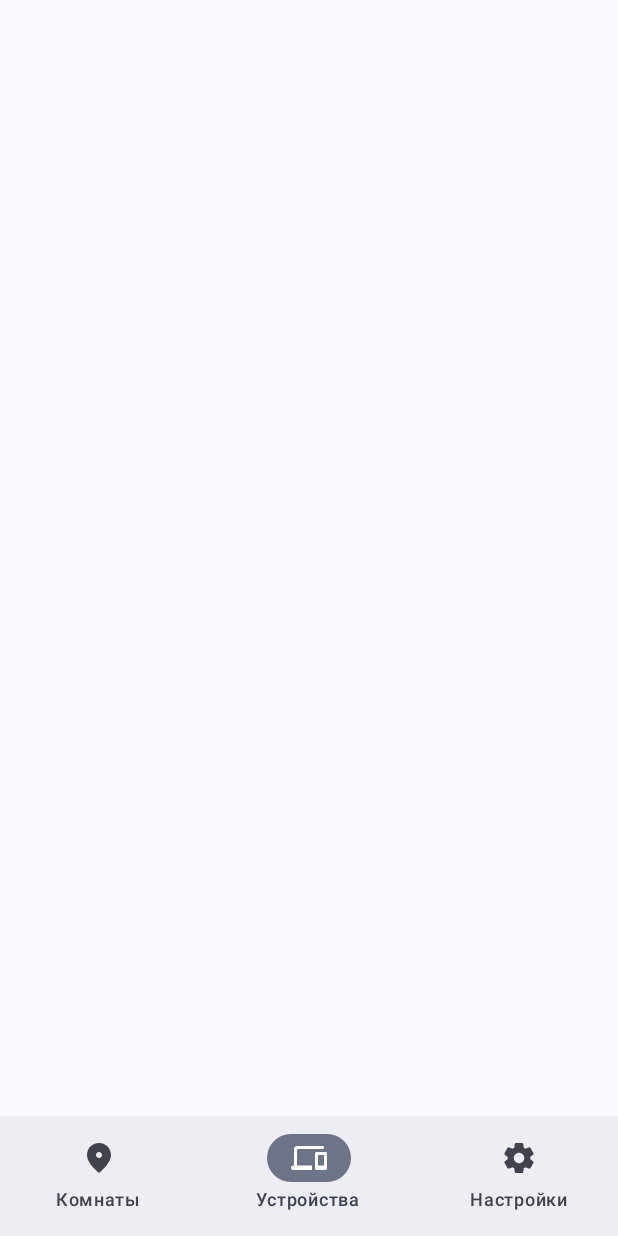
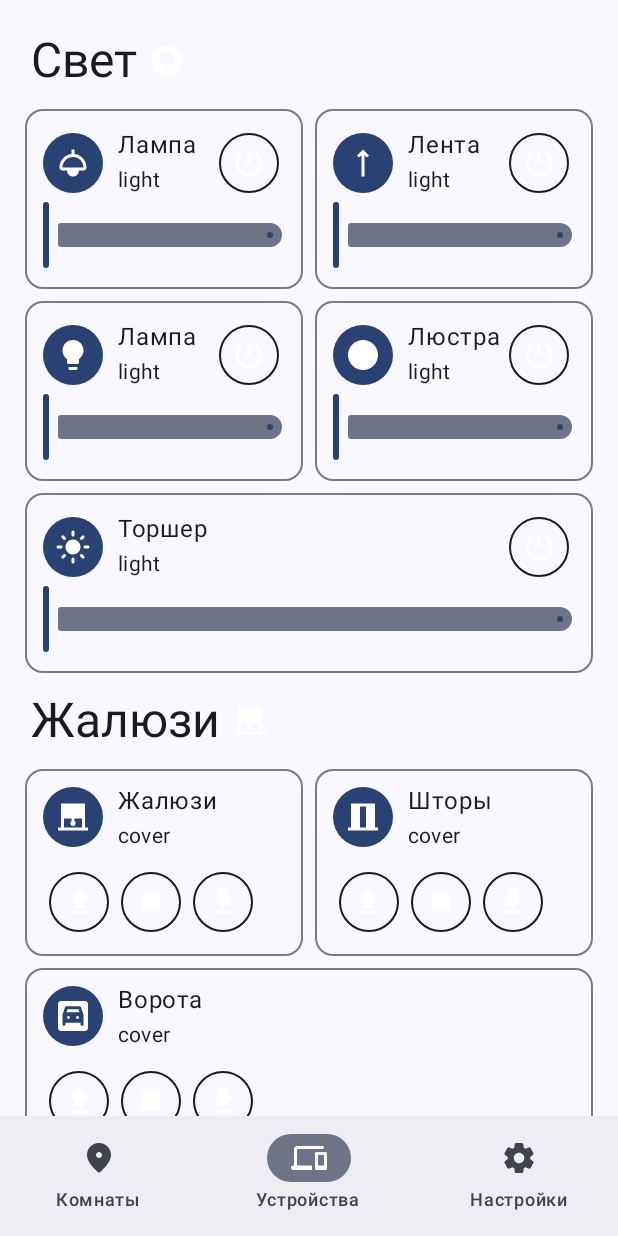
Before and after one commit to danilkis/MaterialHass, an Android app built with Jetpack Compose: the MainScreen screen opened through its navigation route, item 2 of the bottom bar chosen, on a phone screen of 412 x 824 dp. Run offline under Robolectric (Android 15) with nearby library versions, the phone set to English and light mode, and no system bars; pictures from the network do not load.

Commit message:
Работа над весами и прочим

```diff
--- a/app/src/main/java/com/example/materialhass/customcomponents/ClimateCard.kt
+++ b/app/src/main/java/com/example/materialhass/customcomponents/ClimateCard.kt
@@ -9,7 +9,6 @@ import androidx.compose.foundation.layout.height
 import androidx.compose.foundation.layout.padding
 import androidx.compose.foundation.layout.width
 import androidx.compose.material.icons.Icons
-import androidx.compose.material.icons.filled.AcUnit
 import androidx.compose.material.icons.filled.Minimize
 import androidx.compose.material.icons.filled.PlusOne
 import androidx.compose.material.icons.filled.PowerSettingsNew
@@ -25,11 +24,11 @@ import androidx.compose.ui.unit.dp
 import com.example.materialhass.models.Devices
 
 @Composable
-fun ClimateCard(device: Devices) {
-    OutlinedCard() {
+fun ClimateCard(device: Devices, modifier: Modifier) {
+    OutlinedCard(modifier) {
         Column(
             modifier = Modifier
-                .padding(8.dp)
+                .padding(12.dp)
         ) {
             Row(
                 modifier = Modifier.fillMaxWidth(),
@@ -37,7 +36,7 @@ fun ClimateCard(device: Devices) {
                 verticalAlignment = Alignment.CenterVertically
             )
             {
-                DeviceCircle(id = "0", icon = Icons.Default.AcUnit)
+                DeviceCircle(id = "0", icon = device.icon)
                 Spacer(Modifier.width(10.dp))
                 Column() {
                     Text(device.friendly_name, style = MaterialTheme.typography.bodyLarge)
--- a/app/src/main/java/com/example/materialhass/customcomponents/CoverCard.kt
+++ b/app/src/main/java/com/example/materialhass/customcomponents/CoverCard.kt
@@ -4,12 +4,10 @@ import androidx.compose.foundation.layout.Arrangement
 import androidx.compose.foundation.layout.Column
 import androidx.compose.foundation.layout.Row
 import androidx.compose.foundation.layout.Spacer
-import androidx.compose.foundation.layout.fillMaxWidth
 import androidx.compose.foundation.layout.height
 import androidx.compose.foundation.layout.padding
 import androidx.compose.foundation.layout.width
 import androidx.compose.material.icons.Icons
-import androidx.compose.material.icons.filled.Blinds
 import androidx.compose.material.icons.filled.Download
 import androidx.compose.material.icons.filled.Stop
 import androidx.compose.material.icons.filled.Upload
@@ -17,35 +15,29 @@ import androidx.compose.material3.Icon
 import androidx.compose.material3.MaterialTheme
 import androidx.compose.material3.OutlinedCard
 import androidx.compose.material3.OutlinedIconButton
-import androidx.compose.material3.Slider
 import androidx.compose.material3.Text
 import androidx.compose.runtime.Composable
-import androidx.compose.runtime.getValue
-import androidx.compose.runtime.mutableStateOf
-import androidx.compose.runtime.remember
-import androidx.compose.runtime.setValue
 import androidx.compose.ui.Alignment
 import androidx.compose.ui.Modifier
 import androidx.compose.ui.unit.dp
 
 @Composable
-fun CoverCard(devices: com.example.materialhass.models.Devices) {
-    OutlinedCard(modifier = Modifier.fillMaxWidth()) {
+fun CoverCard(devices: com.example.materialhass.models.Devices, modifier: Modifier) {
+    OutlinedCard(modifier) {
         Column(
             modifier = Modifier
-                .fillMaxWidth()
-                .padding(8.dp)
+                .padding(12.dp)
         ) {
             Row(
-                horizontalArrangement = Arrangement.SpaceAround,
+                horizontalArrangement = Arrangement.SpaceBetween,
                 verticalAlignment = Alignment.CenterVertically
             )
             {
-                Row(modifier = Modifier.weight(1f))
+                Row()
                 {
-                    DeviceCircle(id = "0", icon = Icons.Default.Blinds)
+                    DeviceCircle(id = "0", icon = devices.icon)
                     Spacer(Modifier.width(10.dp))
-                    Column() {
+                    Column() { //modifier = Modifier.weight(1f)
                         Text(devices.friendly_name, style = MaterialTheme.typography.bodyLarge)
                         Spacer(Modifier.height(4.dp))
                         Text(
@@ -54,7 +46,8 @@ fun CoverCard(devices: com.example.materialhass.models.Devices) {
                         ) //TODO: состояние устройства
                     }
                 }
-                Spacer(modifier = Modifier.width(10.dp))
+            }
+            Spacer(modifier = Modifier.height(10.dp))
             Row(
                 verticalAlignment = Alignment.CenterVertically,
                 horizontalArrangement = Arrangement.End
@@ -83,14 +76,5 @@ fun CoverCard(devices: com.example.materialhass.models.Devices) {
                 }
             }
         }
-            Column {
-                var sliderPosition by remember { mutableStateOf(0f) }
-                Slider(
-                    value = sliderPosition,
-                    valueRange = 0f..10f,
-                    onValueChange = { sliderPosition = it },
-                )
     }
 }
-    }
-}
--- a/app/src/main/java/com/example/materialhass/customcomponents/LightCard.kt
+++ b/app/src/main/java/com/example/materialhass/customcomponents/LightCard.kt
@@ -3,17 +3,14 @@ package com.example.materialhass.customcomponents
 import androidx.compose.foundation.layout.Arrangement
 import androidx.compose.foundation.layout.Column
 import androidx.compose.foundation.layout.ExperimentalLayoutApi
-import androidx.compose.foundation.layout.FlowRow
+import androidx.compose.foundation.layout.FlowRowScope
 import androidx.compose.foundation.layout.Row
 import androidx.compose.foundation.layout.Spacer
 import androidx.compose.foundation.layout.fillMaxWidth
 import androidx.compose.foundation.layout.height
 import androidx.compose.foundation.layout.padding
 import androidx.compose.foundation.layout.width
-import androidx.compose.foundation.rememberScrollState
-import androidx.compose.foundation.verticalScroll
 import androidx.compose.material.icons.Icons
-import androidx.compose.material.icons.filled.Light
 import androidx.compose.material.icons.filled.PowerSettingsNew
 import androidx.compose.material3.Icon
 import androidx.compose.material3.MaterialTheme
@@ -28,31 +25,31 @@ import androidx.compose.runtime.remember
 import androidx.compose.runtime.setValue
 import androidx.compose.ui.Alignment
 import androidx.compose.ui.Modifier
-import androidx.compose.ui.tooling.preview.Preview
 import androidx.compose.ui.unit.dp
 import com.example.materialhass.models.Devices
 
+@OptIn(ExperimentalLayoutApi::class)
 @Composable
 fun LightCard(device: Devices, modifier: Modifier) {
-
         OutlinedCard(modifier) {
             Column(
-            modifier = Modifier.padding(8.dp)
+                modifier = Modifier.padding(12.dp)
             ) {
                 Row(
                     horizontalArrangement = Arrangement.SpaceBetween,
                     verticalAlignment = Alignment.CenterVertically
                 ) {
-                DeviceCircle(id = "0", icon = Icons.Default.Light)
+                    DeviceCircle(id = "0", icon = device.icon)
                     Spacer(modifier = Modifier.width(10.dp))
                     Column(modifier = Modifier.weight(1f)) {
                         Text(device.friendly_name, style = MaterialTheme.typography.bodyLarge)
                         Spacer(Modifier.height(4.dp))
                         Text(
-                        device.type, style = MaterialTheme.typography.bodyMedium
+                            device.type,
+                            style = MaterialTheme.typography.bodyMedium,
+                            modifier = Modifier.fillMaxWidth()
                         ) //TODO: состояние устройства
                     }
-                Spacer(modifier = Modifier.width(25.dp))
                     OutlinedIconButton(onClick = { /*TODO*/ }) {
                         Icon(
                             Icons.Default.PowerSettingsNew,
@@ -70,24 +67,5 @@ fun LightCard(device: Devices, modifier: Modifier) {
                     )
                 }
             }
-
         }
     }
-
-@OptIn(ExperimentalLayoutApi::class)
-@Preview
-@Composable
-fun LightCardPreview() {
-    FlowRow(
-        modifier = Modifier
-            .fillMaxWidth()
-            .padding(4.dp)
-            .verticalScroll(rememberScrollState()),
-        horizontalArrangement = Arrangement.spacedBy(4.dp),
-        maxItemsInEachRow = 2
-    ) {
-        LightCard(device = Devices(0, "light", "Lustra", "light"), Modifier.weight(0.5f))
-        LightCard(device = Devices(0, "light", "Lustra2", "light"), Modifier.weight(0.5f))
-        LightCard(device = Devices(0, "light", "Lustra3", "light"), Modifier.fillMaxWidth())
-    }
-}
--- /dev/null
+++ b/app/src/main/java/com/example/materialhass/customcomponents/TypeDivider.kt
@@ -0,0 +1,33 @@
+package com.example.materialhass.customcomponents
+
+import androidx.compose.foundation.layout.Arrangement
+import androidx.compose.foundation.layout.Row
+import androidx.compose.foundation.layout.Spacer
+import androidx.compose.foundation.layout.fillMaxWidth
+import androidx.compose.foundation.layout.padding
+import androidx.compose.foundation.layout.width
+import androidx.compose.material3.Icon
+import androidx.compose.material3.MaterialTheme
+import androidx.compose.material3.Text
+import androidx.compose.runtime.Composable
+import androidx.compose.ui.Alignment
+import androidx.compose.ui.Modifier
+import androidx.compose.ui.graphics.vector.ImageVector
+import androidx.compose.ui.unit.dp
+
+
+@Composable
+fun TypeDivider(type: String, icon: ImageVector) {
+    Row(
+        modifier = Modifier
+            .fillMaxWidth()
+            .padding(8.dp),
+        horizontalArrangement = Arrangement.Start,
+        verticalAlignment = Alignment.CenterVertically
+    )
+    {
+        Text(type, style = MaterialTheme.typography.headlineLarge)
+        Spacer(Modifier.width(8.dp))
+        Icon(icon, contentDescription = null, tint = MaterialTheme.colorScheme.onSecondaryContainer)
+    }
+}
--- a/app/src/main/java/com/example/materialhass/models/Devices.kt
+++ b/app/src/main/java/com/example/materialhass/models/Devices.kt
@@ -6,5 +6,6 @@ data class Devices(
     val id: Int,
     val name: String,
     val friendly_name: String,
-    val type: String
+    val type: String,
+    val icon: ImageVector
 )
--- a/app/src/main/java/com/example/materialhass/navigation/MainScreenNavigation.kt
+++ b/app/src/main/java/com/example/materialhass/navigation/MainScreenNavigation.kt
@@ -26,6 +26,7 @@ import androidx.navigation.compose.composable
 import androidx.navigation.compose.currentBackStackEntryAsState
 import androidx.navigation.compose.rememberNavController
 import com.example.materialhass.models.MainScreenDest
+import com.example.materialhass.screens.DevicesScreen
 import com.example.materialhass.screens.RoomScreen
 import com.example.materialhass.screens.SettingsScreen
 
@@ -34,7 +35,7 @@ val destinations = listOf(
         RoomScreen(it)
     },
     MainScreenDest("Устройства", Icons.Rounded.Devices) {
-        //ThingsMainScreen(it)
+        DevicesScreen(it)
     },
     MainScreenDest("Настройки", Icons.Rounded.Settings) {
         SettingsScreen(it)
--- /dev/null
+++ b/app/src/main/java/com/example/materialhass/screens/DevicesPage.kt
@@ -0,0 +1,68 @@
+package com.example.materialhass.screens
+
+import androidx.compose.foundation.layout.Arrangement
+import androidx.compose.foundation.layout.Box
+import androidx.compose.foundation.layout.ExperimentalLayoutApi
+import androidx.compose.foundation.layout.FlowRow
+import androidx.compose.foundation.layout.fillMaxSize
+import androidx.compose.foundation.layout.padding
+import androidx.compose.foundation.rememberScrollState
+import androidx.compose.foundation.verticalScroll
+import androidx.compose.material.icons.Icons
+import androidx.compose.material.icons.filled.HeatPump
+import androidx.compose.material.icons.filled.LightbulbCircle
+import androidx.compose.material.icons.filled.RollerShades
+import androidx.compose.runtime.Composable
+import androidx.compose.runtime.collectAsState
+import androidx.compose.runtime.getValue
+import androidx.compose.ui.Modifier
+import androidx.compose.ui.unit.dp
+import androidx.navigation.NavController
+import com.example.materialhass.customcomponents.ClimateCard
+import com.example.materialhass.customcomponents.CoverCard
+import com.example.materialhass.customcomponents.LightCard
+import com.example.materialhass.customcomponents.TypeDivider
+import com.example.materialhass.viewmodel.DevicesViewmodel
+
+@OptIn(ExperimentalLayoutApi::class)
+@Composable
+fun DevicesScreen(
+    navController: NavController,
+    viewModel: DevicesViewmodel = androidx.lifecycle.viewmodel.compose.viewModel()
+) {
+    val devices_list by viewModel.Devices.collectAsState(initial = mutableListOf())
+    val groupedDevices = devices_list.groupBy { it.type }
+    FlowRow(
+        modifier = Modifier
+            .fillMaxSize()
+            .padding(4.dp)
+            .verticalScroll(rememberScrollState()),
+        horizontalArrangement = Arrangement.SpaceBetween,
+        verticalArrangement = Arrangement.SpaceBetween,
+        maxItemsInEachRow = 2
+    ) {
+        groupedDevices.forEach { (type, device) ->
+            // This is your divider
+            when (type) {
+                "light" -> TypeDivider(type = "Свет", icon = Icons.Default.LightbulbCircle)
+                "cover" -> TypeDivider(type = "Жалюзи", icon = Icons.Default.RollerShades)
+                "climate" -> TypeDivider(type = "Климат", icon = Icons.Default.HeatPump)
+            }
+            device.forEach { item ->
+                when (item.type) {
+                    "light" -> Box(Modifier.weight(0.5f)) {
+                        LightCard(
+                            item,
+                            Modifier.padding(4.dp)
+                        )
+                    } //
+                    "cover" -> CoverCard(item,
+                        Modifier
+                            .weight(0.5f)
+                            .padding(4.dp))
+                    "climate" -> ClimateCard(item, Modifier.padding(4.dp))
+                }
+            }
+        }
+    }
+}
--- /dev/null
+++ b/app/src/main/java/com/example/materialhass/viewmodel/DevicesViewmodel.kt
@@ -0,0 +1,57 @@
+package com.example.materialhass.viewmodel
+
+import androidx.compose.material.icons.Icons
+import androidx.compose.material.icons.filled.AcUnit
+import androidx.compose.material.icons.filled.Circle
+import androidx.compose.material.icons.filled.Garage
+import androidx.compose.material.icons.filled.HeatPump
+import androidx.compose.material.icons.filled.Light
+import androidx.compose.material.icons.filled.LightMode
+import androidx.compose.material.icons.filled.Lightbulb
+import androidx.compose.material.icons.filled.RollerShades
+import androidx.compose.material.icons.filled.Straight
+import androidx.compose.material.icons.filled.VerticalShades
+import androidx.compose.material.icons.filled.Waves
+import androidx.lifecycle.ViewModel
+import com.example.materialhass.models.Devices
+import kotlinx.coroutines.CoroutineScope
+import kotlinx.coroutines.Dispatchers
+import kotlinx.coroutines.flow.MutableStateFlow
+import kotlinx.coroutines.flow.StateFlow
+import kotlinx.coroutines.launch
+import kotlinx.coroutines.withContext
+
+class DevicesViewmodel : ViewModel() {
+    private val _devices = MutableStateFlow<MutableList<Devices>>(mutableListOf())
+
+    var Devices: StateFlow<MutableList<Devices>> = _devices
+
+    init {
+        CoroutineScope(Dispatchers.IO).launch {
+            reloadDevices()
+        }
+    }
+
+    suspend fun getDevices(): MutableList<Devices> {
+        return withContext(Dispatchers.Main) {
+            val deviceList: MutableList<Devices> = mutableListOf()
+            deviceList.add(Devices(0, "light.lamp", "Лампа", "light", Icons.Default.Light)) //TODO: Затычка
+            deviceList.add(Devices(1, "light.leds", "Лента", "light", Icons.Default.Straight))
+            deviceList.add(Devices(2, "light.bulb1", "Лампа", "light", Icons.Default.Lightbulb))
+            deviceList.add(Devices(3, "light.bulb2", "Люстра", "light", Icons.Default.Circle))
+            deviceList.add(Devices(4, "light.bulb3", "Торшер", "light",Icons.Default.LightMode ))
+            deviceList.add(Devices(6, "cover.shades", "Жалюзи", "cover", Icons.Default.RollerShades))
+            deviceList.add(Devices(7, "cover.curtains", "Шторы", "cover", Icons.Default.VerticalShades))
+            deviceList.add(Devices(8, "cover.gates", "Ворота", "cover", Icons.Default.Garage))
+            deviceList.add(Devices(9, "climate.floor", "Теплый пол", "climate", Icons.Default.HeatPump))
+            deviceList.add(Devices(10, "climate.radiator", "Радиатор", "climate", Icons.Default.Waves))
+            deviceList.add(Devices(11, "climate.conditioner", "Кондиционер", "climate", Icons.Default.AcUnit))
+            return@withContext deviceList
+        }
+    }
+
+    suspend fun reloadDevices() {
+        _devices.emit(getDevices())
+    }
+
+}
```
Also changed, not shown: app/src/main/java/com/example/materialhass/screens/RoomDevices.kt (+3 -66 lines), app/src/main/java/com/example/materialhass/viewmodel/RoomDevicesViewmodel.kt (+9 -4 lines). Lines whose indentation alone changed are shown as unchanged.
